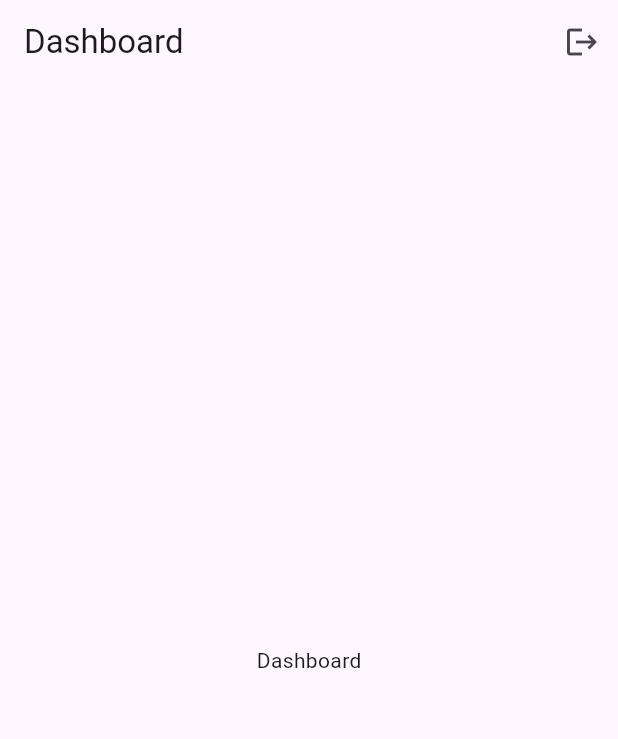
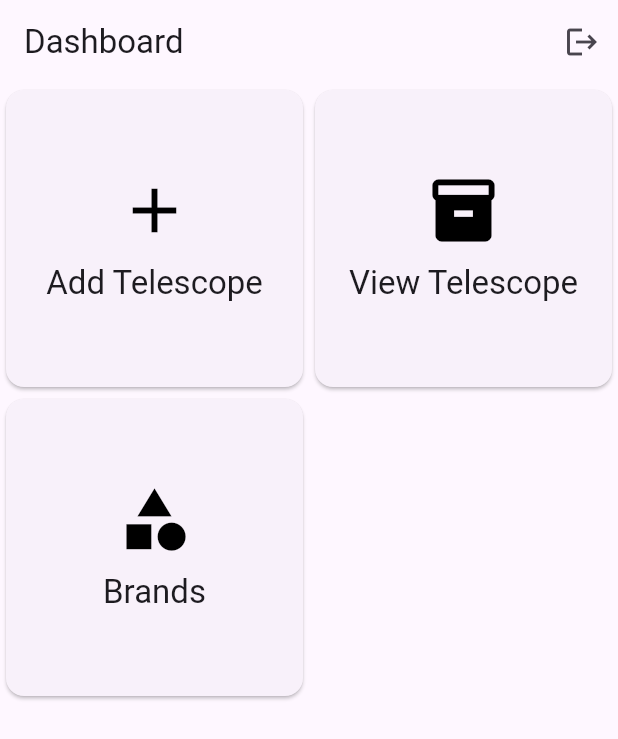
Before and after one commit to Txxxthless/FlutterFirebaseApp, a Flutter app: the DashboardPage screen opened by its route, on a phone screen of 412 x 824 dp. Shown: the top 739 px of the screen. Run offline on Flutter 3.47's test engine with Material 3 defaults, Android fonts, the phone set to English and light mode, and no system bars; our stand-ins replace cloud_firestore, firebase_auth, firebase_core, flutter_easyloading, go_router; accounts and stored records are empty; generated files the repository leaves out were written again.

Commit message:
feat: implemented navigation, firestore, brand adding

```diff
--- a/lib/auth/auth_service.dart
+++ b/lib/auth/auth_service.dart
@@ -1,4 +1,5 @@
 import 'package:firebase_auth/firebase_auth.dart';
+import 'package:flutter_firebase/db/db_helper.dart';
 
 class AuthService {
   static final FirebaseAuth _auth = FirebaseAuth.instance;
@@ -10,7 +11,7 @@ class AuthService {
       email: email,
       password: password,
     );
-    return credential.user != null;
+    return DbHelper.isAdmin(credential.user!.uid);
   }
 
   static Future<void> logout() {
--- /dev/null
+++ b/lib/db/db_helper.dart
@@ -0,0 +1,21 @@
+import 'package:cloud_firestore/cloud_firestore.dart';
+import 'package:flutter_firebase/models/brand.dart';
+
+class DbHelper {
+  static final FirebaseFirestore _db = FirebaseFirestore.instance;
+  static const String collectionAdmin = 'Admins';
+
+  static Future<bool> isAdmin(String uid) async {
+    final snapshot = await _db.collection(collectionAdmin).doc(uid).get();
+    return snapshot.exists;
+  }
+
+  static Future<void> addBrand(Brand brand) async {
+    final doc = await _db.collection(collectionBrand).doc();
+    brand.id = doc.id;
+    return doc.set(brand.toMap());
+  }
+
+  static Stream<QuerySnapshot<Map<String, dynamic>>> getAllBrands() =>
+      _db.collection(collectionBrand).snapshots();
+}
--- a/lib/main.dart
+++ b/lib/main.dart
@@ -2,17 +2,31 @@ import 'package:firebase_core/firebase_core.dart';
 import 'package:flutter/material.dart';
 import 'package:flutter_easyloading/flutter_easyloading.dart';
 import 'package:flutter_firebase/auth/auth_service.dart';
+import 'package:flutter_firebase/pages/add_telescope_page.dart';
+import 'package:flutter_firebase/pages/brand_page.dart';
 import 'package:flutter_firebase/pages/dashboard_page.dart';
 import 'package:flutter_firebase/pages/login_page.dart';
+import 'package:flutter_firebase/pages/view_telescope_page.dart';
+import 'package:flutter_firebase/providers/telescope_provider.dart';
 import 'package:go_router/go_router.dart';
 import 'firebase_options.dart';
+import 'package:provider/provider.dart';
 
 void main() async {
   WidgetsFlutterBinding.ensureInitialized();
   await Firebase.initializeApp(
     options: DefaultFirebaseOptions.currentPlatform,
   );
-  runApp(MyApp());
+  runApp(
+    MultiProvider(
+      providers: [
+        ChangeNotifierProvider(
+          create: (context) => TelescopeProvider(),
+        ),
+      ],
+      child: MyApp(),
+    ),
+  );
 }
 
 class MyApp extends StatelessWidget {
@@ -44,6 +58,23 @@ class MyApp extends StatelessWidget {
         name: DashboardPage.routeName,
         path: DashboardPage.routeName,
         builder: (context, state) => DashboardPage(),
+        routes: [
+          GoRoute(
+            name: AddTelescopePage.routeName,
+            path: AddTelescopePage.routeName,
+            builder: (context, state) => AddTelescopePage(),
+          ),
+          GoRoute(
+            name: ViewTelescopePage.routeName,
+            path: ViewTelescopePage.routeName,
+            builder: (context, state) => ViewTelescopePage(),
+          ),
+          GoRoute(
+            name: BrandPage.routeName,
+            path: BrandPage.routeName,
+            builder: (context, state) => BrandPage(),
+          ),
+        ],
       ),
       GoRoute(
         name: LoginPage.routeName,
--- /dev/null
+++ b/lib/models/brand.dart
@@ -0,0 +1,25 @@
+const String collectionBrand = 'Brands';
+const String brandFieldId = 'id';
+const String brandFieldName = 'name';
+
+class Brand {
+  String? id;
+  String name;
+
+  Brand({
+    this.id,
+    required this.name,
+  });
+
+  Map<String, dynamic> toMap() {
+    return <String, dynamic>{
+      brandFieldId: id,
+      brandFieldName: name,
+    };
+  }
+
+  factory Brand.fromMap(Map<String, dynamic> map) => Brand(
+        id: map[brandFieldId],
+        name: map[brandFieldName],
+      );
+}
--- /dev/null
+++ b/lib/models/dashboard_model.dart
@@ -0,0 +1,34 @@
+import 'package:flutter/material.dart';
+import 'package:flutter_firebase/pages/add_telescope_page.dart';
+import 'package:flutter_firebase/pages/brand_page.dart';
+import 'package:flutter_firebase/pages/view_telescope_page.dart';
+
+class DashboardModel {
+  final String title;
+  final IconData iconData;
+  final String routeName;
+
+  const DashboardModel({
+    required this.title,
+    required this.iconData,
+    required this.routeName,
+  });
+}
+
+const List<DashboardModel> dashboardModels = [
+  DashboardModel(
+    title: 'Add Telescope',
+    iconData: Icons.add,
+    routeName: AddTelescopePage.routeName,
+  ),
+  DashboardModel(
+    title: 'View Telescope',
+    iconData: Icons.inventory,
+    routeName: ViewTelescopePage.routeName,
+  ),
+  DashboardModel(
+    title: 'Brands',
+    iconData: Icons.category,
+    routeName: BrandPage.routeName,
+  ),
+];
--- a/lib/pages/dashboard_page.dart
+++ b/lib/pages/dashboard_page.dart
@@ -1,7 +1,11 @@
 import 'package:flutter/material.dart';
 import 'package:flutter_firebase/auth/auth_service.dart';
+import 'package:flutter_firebase/models/dashboard_model.dart';
 import 'package:flutter_firebase/pages/login_page.dart';
+import 'package:flutter_firebase/providers/telescope_provider.dart';
+import 'package:flutter_firebase/widgets/dashboard_item_view.dart';
 import 'package:go_router/go_router.dart';
+import 'package:provider/provider.dart';
 
 class DashboardPage extends StatefulWidget {
   static const String routeName = '/';
@@ -13,6 +17,12 @@ class DashboardPage extends StatefulWidget {
 
 class _DashboardPageState extends State<DashboardPage> {
   @override
+  void didChangeDependencies() {
+    Provider.of<TelescopeProvider>(context, listen: false).getAllBrands();
+    super.didChangeDependencies();
+  }
+
+  @override
   Widget build(BuildContext context) {
     return Scaffold(
       appBar: AppBar(
@@ -22,16 +32,27 @@ class _DashboardPageState extends State<DashboardPage> {
         actions: [
           IconButton(
             onPressed: () {
-              AuthService.logout().then((value) => context.goNamed(LoginPage.routeName));
+              AuthService.logout()
+                  .then((value) => context.goNamed(LoginPage.routeName));
             },
             icon: const Icon(Icons.logout),
           ),
         ],
       ),
-      body: Center(
-        child: Text(
-          'Dashboard',
+      body: GridView.builder(
+        gridDelegate: const SliverGridDelegateWithFixedCrossAxisCount(
+          crossAxisCount: 2,
         ),
+        itemCount: dashboardModels.length,
+        itemBuilder: (context, index) {
+          final model = dashboardModels[index];
+          return DashBoardItemView(
+            model: model,
+            onPress: (value) {
+              context.goNamed(value);
+            },
+          );
+        },
       ),
     );
   }
--- /dev/null
+++ b/lib/providers/telescope_provider.dart
@@ -0,0 +1,24 @@
+import 'package:flutter/widgets.dart';
+import 'package:flutter_firebase/db/db_helper.dart';
+import 'package:flutter_firebase/models/brand.dart';
+
+class TelescopeProvider with ChangeNotifier {
+  List<Brand> brandList = [];
+
+  Future<void> addBrand(String name) {
+    final brand = Brand(name: name);
+    return DbHelper.addBrand(brand);
+  }
+
+  getAllBrands() {
+    DbHelper.getAllBrands().listen((snapshot) {
+      brandList = List.generate(
+        snapshot.docs.length,
+        (index) => Brand.fromMap(
+          snapshot.docs[index].data(),
+        ),
+      );
+      notifyListeners();
+    });
+  }
+}
--- /dev/null
+++ b/lib/widgets/dashboard_item_view.dart
@@ -0,0 +1,41 @@
+import 'package:flutter/material.dart';
+import 'package:flutter_firebase/models/dashboard_model.dart';
+
+class DashBoardItemView extends StatelessWidget {
+  final DashboardModel model;
+  final Function(String) onPress;
+
+  const DashBoardItemView({
+    super.key,
+    required this.model,
+    required this.onPress,
+  });
+
+  @override
+  Widget build(BuildContext context) {
+    return InkWell(
+      onTap: () => onPress(model.routeName),
+      child: Card(
+        child: Center(
+          child: Column(
+            mainAxisSize: MainAxisSize.min,
+            children: [
+              Icon(
+                model.iconData,
+                size: 50,
+                color: Colors.black,
+              ),
+              const SizedBox(
+                height: 10,
+              ),
+              Text(
+                model.title,
+                style: Theme.of(context).textTheme.titleLarge,
+              ),
+            ],
+          ),
+        ),
+      ),
+    );
+  }
+}
```
Also changed, not shown: lib/pages/add_telescope_page.dart (added, +20 -0 lines), lib/pages/brand_page.dart (added, +54 -0 lines), lib/pages/login_page.dart (+6 -1 lines), lib/pages/view_telescope_page.dart (added, +20 -0 lines), lib/utils/widget_functions.dart (added, +50 -0 lines).
